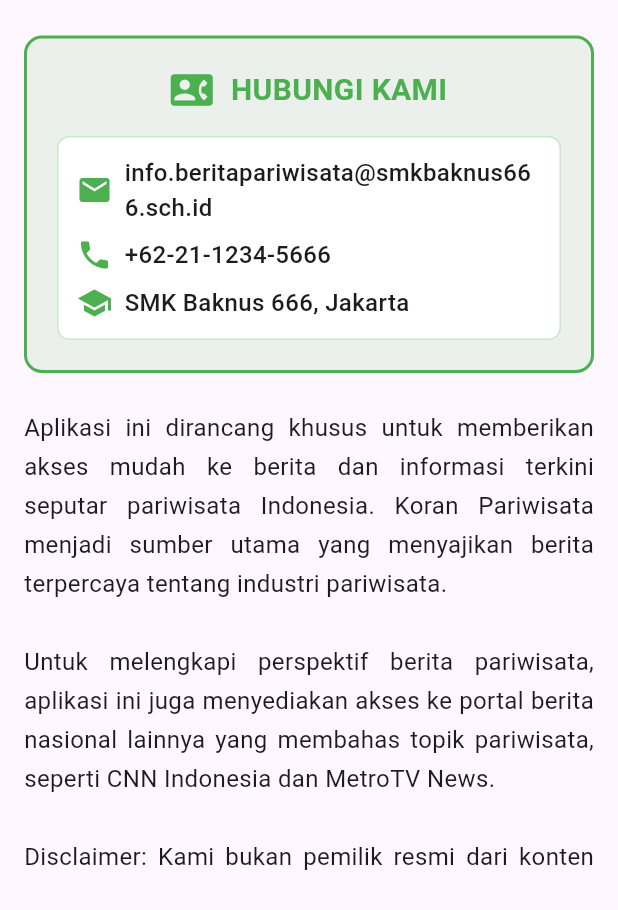
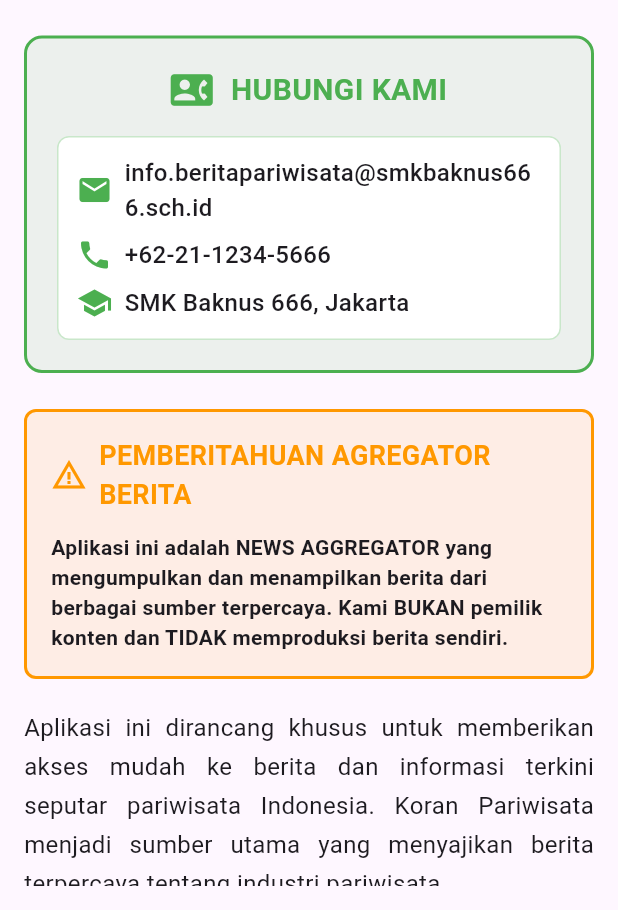
Before and after one commit to frianprianas/berita-pariwisata-contact, a Flutter app: the screen it shows after launch, after a tap on the "info outline" icon, on a phone screen of 412 x 824 dp, the part 326-1236 px from its top. Run offline on Flutter 3.47's test engine with Material 3 defaults, Android fonts, the phone set to English and light mode, and no system bars; our stand-ins replace webview_flutter.

Commit message:
Enhanced Google Play News policy compliance v1.0.3+4 - Added aggregator banner, content freshness, and stronger source attribution

```diff
--- a/lib/main.dart
+++ b/lib/main.dart
@@ -93,6 +93,11 @@ class _WebViewHomeState extends State<WebViewHome> {
     });
   }
 
+  String _getCurrentTime() {
+    final now = DateTime.now();
+    return '${now.hour.toString().padLeft(2, '0')}:${now.minute.toString().padLeft(2, '0')}';
+  }
+
   @override
   Widget build(BuildContext context) {
     String currentSiteName = _selectedIndex == 0
@@ -125,6 +130,50 @@ class _WebViewHomeState extends State<WebViewHome> {
       ),
       body: Stack(
         children: [
+          // NEWS AGGREGATOR BANNER
+          Positioned(
+            top: 0,
+            left: 0,
+            right: 0,
+            child: Container(
+              padding: const EdgeInsets.symmetric(vertical: 8, horizontal: 12),
+              decoration: BoxDecoration(
+                gradient: LinearGradient(
+                  colors: [Colors.blue.shade700, Colors.blue.shade500],
+                ),
+                boxShadow: [
+                  BoxShadow(
+                    color: Colors.black.withOpacity(0.2),
+                    blurRadius: 4,
+                    offset: const Offset(0, 2),
+                  ),
+                ],
+              ),
+              child: Row(
+                children: [
+                  const Icon(Icons.info_outline, color: Colors.white, size: 16),
+                  const SizedBox(width: 8),
+                  Expanded(
+                    child: Text(
+                      'NEWS AGGREGATOR • Content dari ${_selectedIndex == 0 ? "Koran Pariwisata" : _selectedIndex == 1 ? "CNN Indonesia" : "MetroTV News"} • Live Updated',
+                      style: const TextStyle(
+                        color: Colors.white,
+                        fontSize: 12,
+                        fontWeight: FontWeight.w500,
+                      ),
+                    ),
+                  ),
+                  Text(
+                    _getCurrentTime(),
+                    style: const TextStyle(
+                      color: Colors.white70,
+                      fontSize: 10,
+                    ),
+                  ),
+                ],
+              ),
+            ),
+          ),
           if (_errorMessage.isNotEmpty)
             Center(
               child: Column(
@@ -148,7 +197,10 @@ class _WebViewHomeState extends State<WebViewHome> {
               ),
             )
           else
-            WebViewWidget(controller: _controller),
+            Padding(
+              padding: const EdgeInsets.only(top: 40),
+              child: WebViewWidget(controller: _controller),
+            ),
           if (_isLoading)
             const Center(
               child: CircularProgressIndicator(
@@ -393,16 +445,54 @@ class AboutPage extends StatelessWidget {
                 ),
               ),
 
+              // NEWS AGGREGATOR DECLARATION - PROMINENT
+              Container(
+                padding: const EdgeInsets.all(16),
+                margin: const EdgeInsets.only(bottom: 20),
+                decoration: BoxDecoration(
+                  color: Colors.orange.withOpacity(0.1),
+                  borderRadius: BorderRadius.circular(8),
+                  border: Border.all(color: Colors.orange, width: 2),
+                ),
+                child: const Column(
+                  crossAxisAlignment: CrossAxisAlignment.start,
+                  children: [
+                    Row(
+                      children: [
+                        Icon(Icons.warning_amber, color: Colors.orange, size: 24),
+                        SizedBox(width: 8),
+                        Expanded(
+                          child: Text(
+                            'PEMBERITAHUAN AGREGATOR BERITA',
+                            style: TextStyle(
+                              fontSize: 18,
+                              fontWeight: FontWeight.bold,
+                              color: Colors.orange,
+                            ),
+                          ),
+                        ),
+                      ],
+                    ),
+                    SizedBox(height: 12),
+                    Text(
+                      'Aplikasi ini adalah NEWS AGGREGATOR yang mengumpulkan dan menampilkan berita dari berbagai sumber terpercaya. Kami BUKAN pemilik konten dan TIDAK memproduksi berita sendiri.',
+                      style: TextStyle(
+                        fontSize: 14,
+                        fontWeight: FontWeight.w600,
+                        height: 1.4,
+                      ),
+                    ),
+                  ],
+                ),
+              ),
+
               const Text(
                 'Aplikasi ini dirancang khusus untuk memberikan akses mudah ke berita dan informasi '
                 'terkini seputar pariwisata Indonesia. Koran Pariwisata menjadi sumber utama yang '
                 'menyajikan berita terpercaya tentang industri pariwisata.\n\n'
                 'Untuk melengkapi perspektif berita pariwisata, aplikasi ini juga menyediakan akses ke '
                 'portal berita nasional lainnya yang membahas topik pariwisata, seperti CNN Indonesia '
-                'dan MetroTV News.\n\n'
-                'Disclaimer: Kami bukan pemilik resmi dari konten yang ditampilkan. Semua hak cipta '
-                'dan merek dagang tetap menjadi milik masing-masing pemilik situs. Aplikasi ini '
-                'bertujuan sebagai agregator untuk kemudahan akses informasi pariwisata.',
+                'dan MetroTV News.',
                 style: TextStyle(fontSize: 16, height: 1.6),
                 textAlign: TextAlign.justify,
               ),
--- a/pubspec.yaml
+++ b/pubspec.yaml
@@ -16,7 +16,7 @@ publish_to: 'none' # Remove this line if you wish to publish to pub.dev
 # https://developer.apple.com/library/archive/documentation/General/Reference/InfoPlistKeyReference/Articles/CoreFoundationKeys.html
 # In Windows, build-name is used as the major, minor, and patch parts
 # of the product and file versions while build-number is used as the build suffix.
-version: 1.0.2+3
+version: 1.0.3+4
 
 environment:
   sdk: ^3.9.2
```
